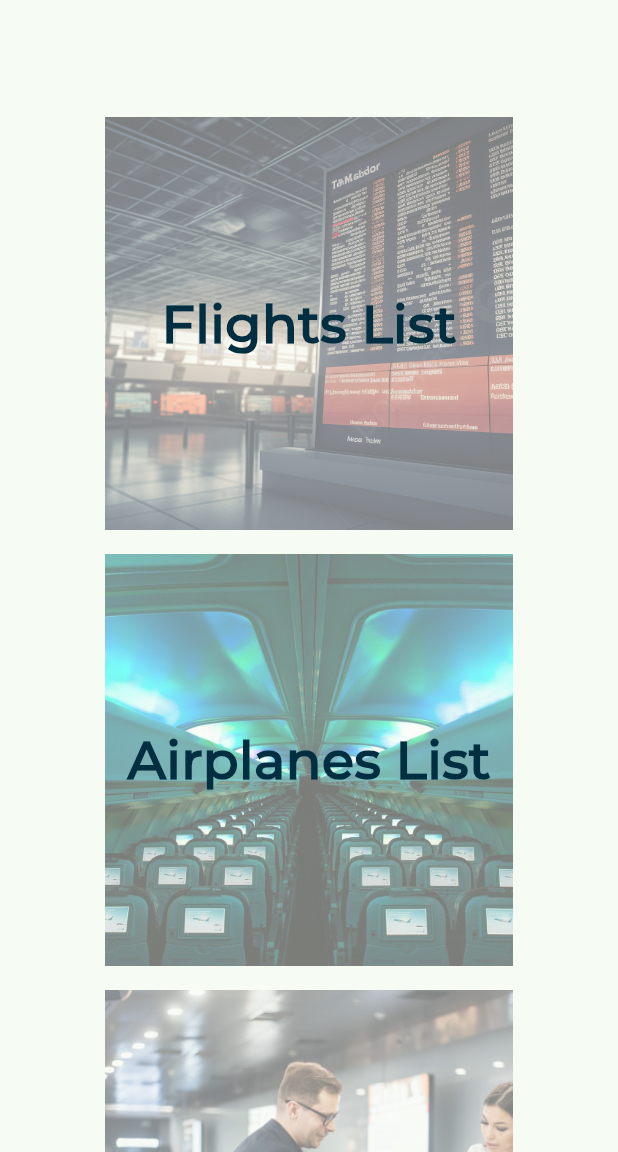
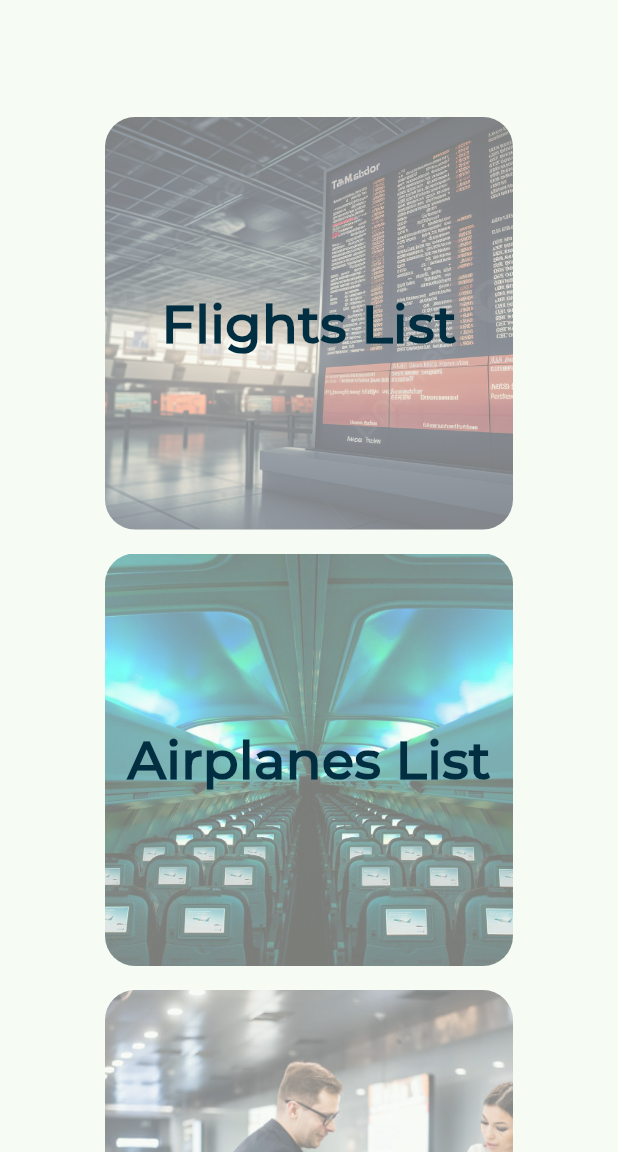
Before and after one commit to koloyyee/i_can_fly, a Flutter app: the screen it shows after launch, on a phone screen of 412 x 824 dp, the part 84-1236 px from its top. Run offline on Flutter 3.47's test engine with Material 3 defaults, Android fonts, the phone set to English and light mode, and no system bars; our stand-ins replace floor, fluttertoast, shared_preferences, sqflite; missing offline and left inert: encrypted_shared_preferences; accounts and stored records are empty; generated files the repository leaves out were written again.

Commit message:
style: rouneded image for main, card for view flights

```diff
--- a/lib/main.dart
+++ b/lib/main.dart
@@ -200,9 +200,12 @@ class HomePage extends StatelessWidget {
           children: [
             Opacity(
               opacity: opacity,
-              child: Image.asset(
+              child:ClipRRect(
+                borderRadius: BorderRadius.circular(20),
+               child: Image.asset(
                 imagePath,
                 fit: BoxFit.cover,
+              ),
               ),
             ),
             Center(
```
Also changed, not shown: lib/page/flight/view_flights_list.dart (+16 -8 lines).
